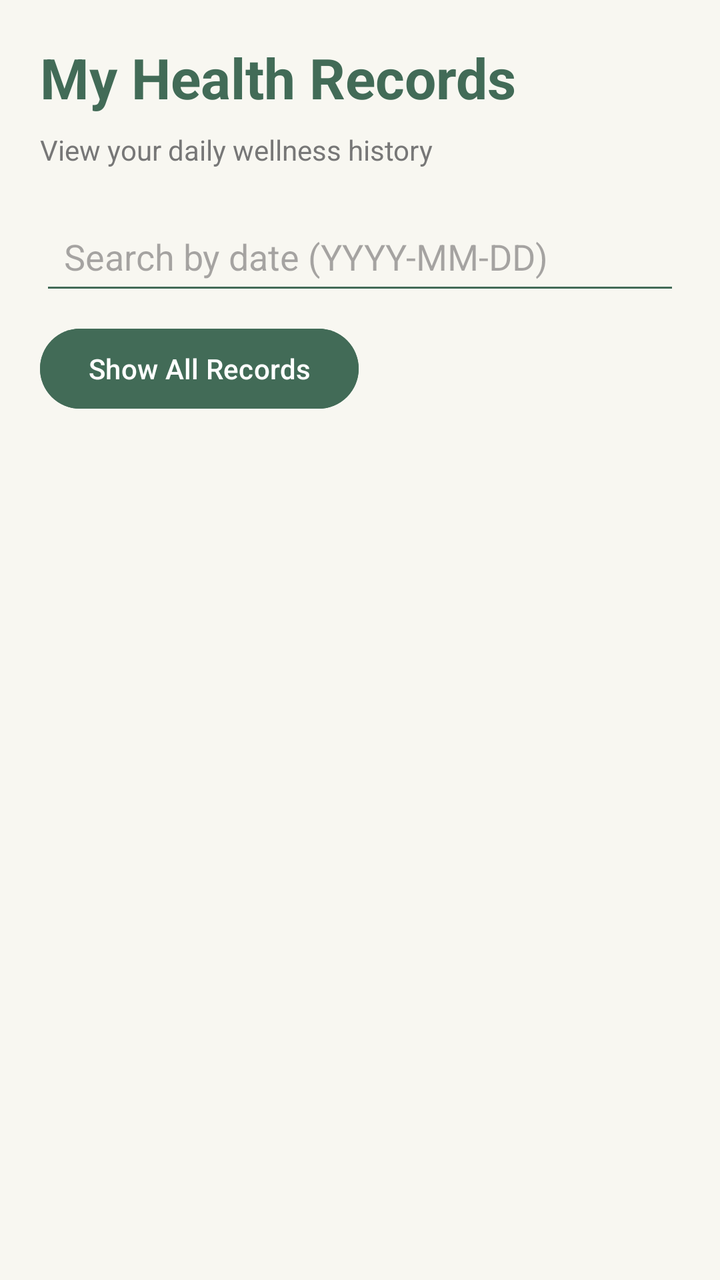
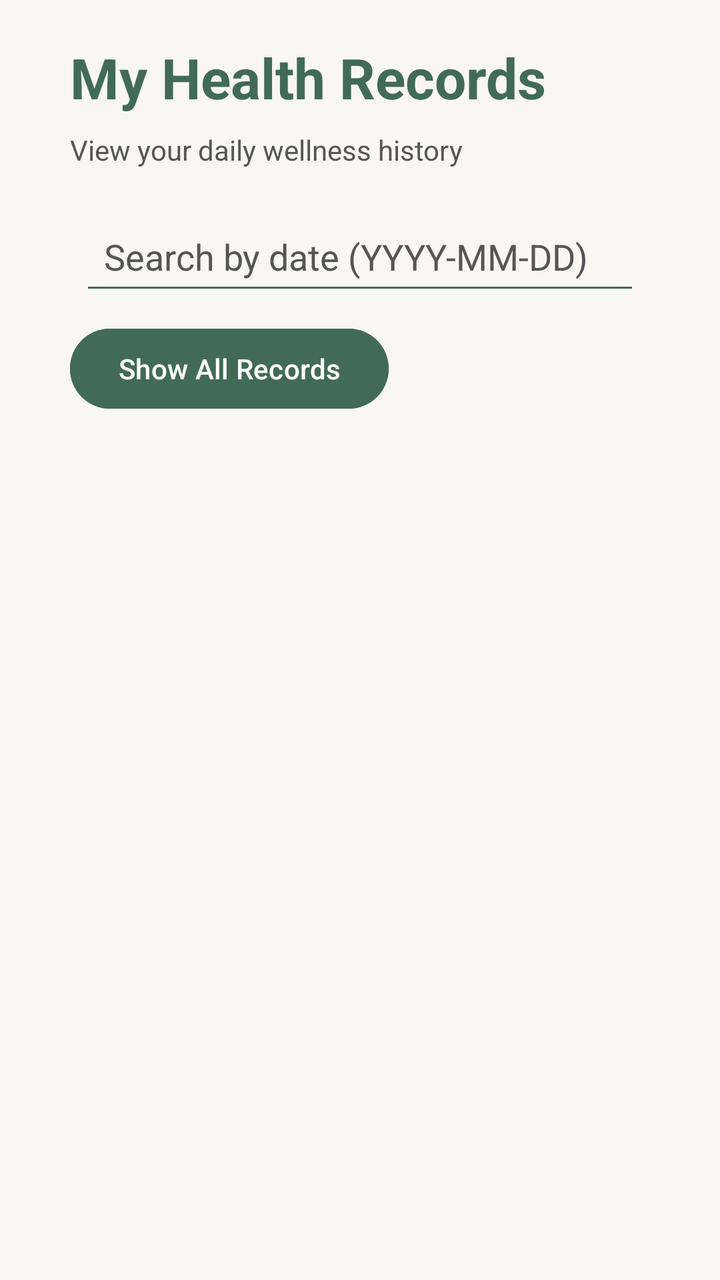

Screens rendered from an Android XML layout before and after an edit, with the pre-edit source and the edit as a unified diff.
<!-- AndroidManifest.xml: application theme Theme.HealthMate -->
<!-- res/layout/activity_view_records.xml -->
<?xml version="1.0" encoding="utf-8"?>
<LinearLayout xmlns:android="http://schemas.android.com/apk/res/android"
    android:layout_width="match_parent"
    android:layout_height="match_parent"
    android:orientation="vertical"
    android:background="#F8F7F1"
    android:padding="20dp">

    <TextView
        android:layout_width="match_parent"
        android:layout_height="wrap_content"
        android:text="My Health Records"
        android:textSize="28sp"
        android:textStyle="bold"
        android:textColor="#426B57" />

    <TextView
        android:layout_width="match_parent"
        android:layout_height="wrap_content"
        android:layout_marginTop="8dp"
        android:text="View your daily wellness history"
        android:textSize="14sp"
        android:textColor="#777777" />

    <EditText
        android:id="@+id/etSearchDate"
        android:layout_width="match_parent"
        android:layout_height="48dp"
        android:layout_marginTop="20dp"
        android:hint="Search by date (YYYY-MM-DD)"
        android:inputType="date"
        android:focusable="false"
        android:clickable="true"
        android:backgroundTint="#426B57"
        android:padding="12dp" />

    <Button
        android:id="@+id/btnClearSearch"
        android:layout_width="wrap_content"
        android:layout_height="wrap_content"
        android:layout_marginTop="8dp"
        android:text="Show All Records"
        android:textColor="#FFFFFF"
        android:backgroundTint="#426B57" />

    <TextView
        android:id="@+id/tvEmptyRecords"
        android:layout_width="match_parent"
        android:layout_height="wrap_content"
        android:layout_marginTop="30dp"
        android:text="No health records available"
        android:textSize="16sp"
        android:gravity="center"
        android:textColor="#777777"
        android:visibility="gone" />

    <androidx.recyclerview.widget.RecyclerView
        android:id="@+id/rvHealthRecords"
        android:layout_width="match_parent"
        android:layout_height="0dp"
        android:layout_weight="1"
        android:layout_marginTop="20dp" />

</LinearLayout>
<!-- resources referenced by this layout -->
<resources>
  <style name="Theme.HealthMate" parent="Base.Theme.HealthMate" />
  <style name="Base.Theme.HealthMate" parent="Theme.Material3.DayNight.NoActionBar">
          
          
      </style>
</resources>

<!-- the commit's change to res/layout/activity_view_records.xml (unified diff, before → after) -->
@@ -4,12 +4,14 @@
     android:layout_height="match_parent"
     android:orientation="vertical"
     android:background="#F8F7F1"
-    android:padding="20dp">
+    android:padding="20dp"
+    android:fitsSystemWindows="true">
 
     <TextView
         android:layout_width="match_parent"
         android:layout_height="wrap_content"
-        android:text="My Health Records"
+        android:text="@string/records_title"
+        android:layout_marginStart="15dp"
         android:textSize="28sp"
         android:textStyle="bold"
         android:textColor="#426B57" />
@@ -18,28 +20,35 @@
         android:layout_width="match_parent"
         android:layout_height="wrap_content"
         android:layout_marginTop="8dp"
-        android:text="View your daily wellness history"
+        android:text="@string/records_subtitle"
+        android:layout_marginStart="15dp"
         android:textSize="14sp"
-        android:textColor="#777777" />
+        android:textColor="#555555" />
 
     <EditText
         android:id="@+id/etSearchDate"
-        android:layout_width="match_parent"
+        android:textColor="#263F32"
+        android:textColorHint="#555555"
+        android:layout_width="280dp"
+        android:layout_gravity="center_horizontal"
         android:layout_height="48dp"
         android:layout_marginTop="20dp"
-        android:hint="Search by date (YYYY-MM-DD)"
+        android:hint="@string/search_date_hint"
         android:inputType="date"
-        android:focusable="false"
+        android:focusable="true"
+        android:focusableInTouchMode="true"
         android:clickable="true"
+        android:importantForAutofill="no"
         android:backgroundTint="#426B57"
         android:padding="12dp" />
 
     <Button
         android:id="@+id/btnClearSearch"
+        android:layout_marginStart="15dp"
         android:layout_width="wrap_content"
         android:layout_height="wrap_content"
         android:layout_marginTop="8dp"
-        android:text="Show All Records"
+        android:text="@string/show_all_records"
         android:textColor="#FFFFFF"
         android:backgroundTint="#426B57" />
 
@@ -48,10 +57,10 @@
         android:layout_width="match_parent"
         android:layout_height="wrap_content"
         android:layout_marginTop="30dp"
-        android:text="No health records available"
+        android:text="@string/no_records"
         android:textSize="16sp"
         android:gravity="center"
-        android:textColor="#777777"
+        android:textColor="#555555"
         android:visibility="gone" />
 
     <androidx.recyclerview.widget.RecyclerView
<!-- resource entries referenced after the edit -->
@@ -1,5 +1,10 @@
 <!-- resources referenced by this layout -->
 <resources>
+  <string name="no_records">No health records available</string>
+  <string name="records_subtitle">View your daily wellness history</string>
+  <string name="records_title">My Health Records</string>
+  <string name="search_date_hint">Search by date (YYYY-MM-DD)</string>
+  <string name="show_all_records">Show All Records</string>
   <style name="Theme.HealthMate" parent="Base.Theme.HealthMate" />
   <style name="Base.Theme.HealthMate" parent="Theme.Material3.DayNight.NoActionBar">
           
